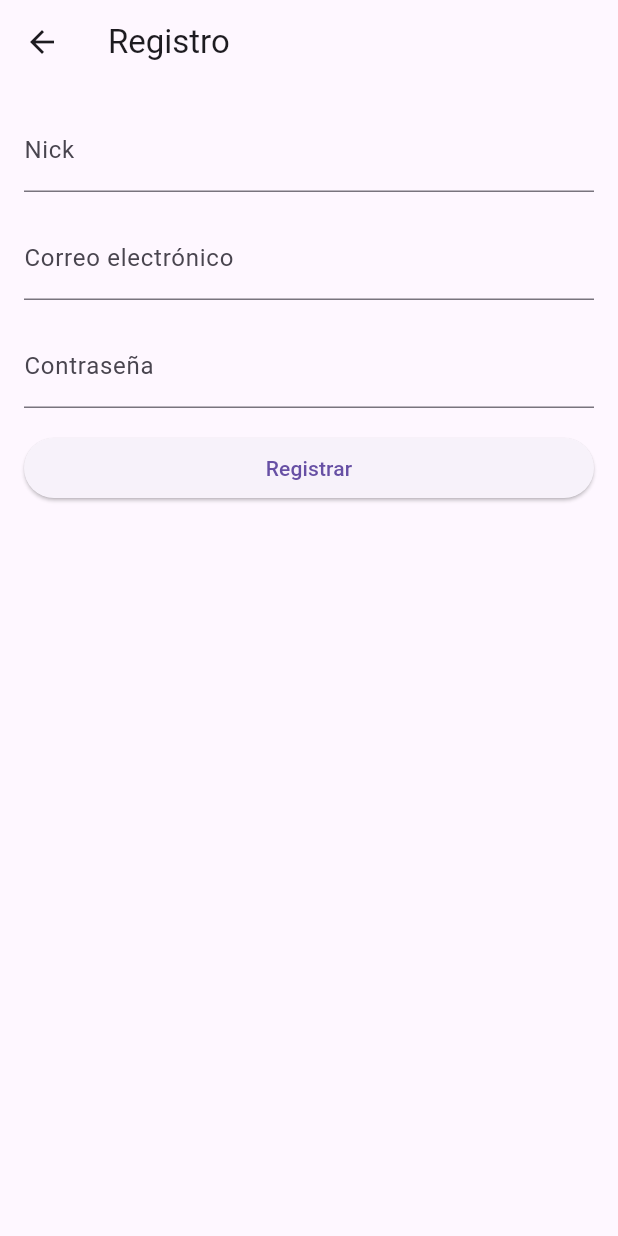
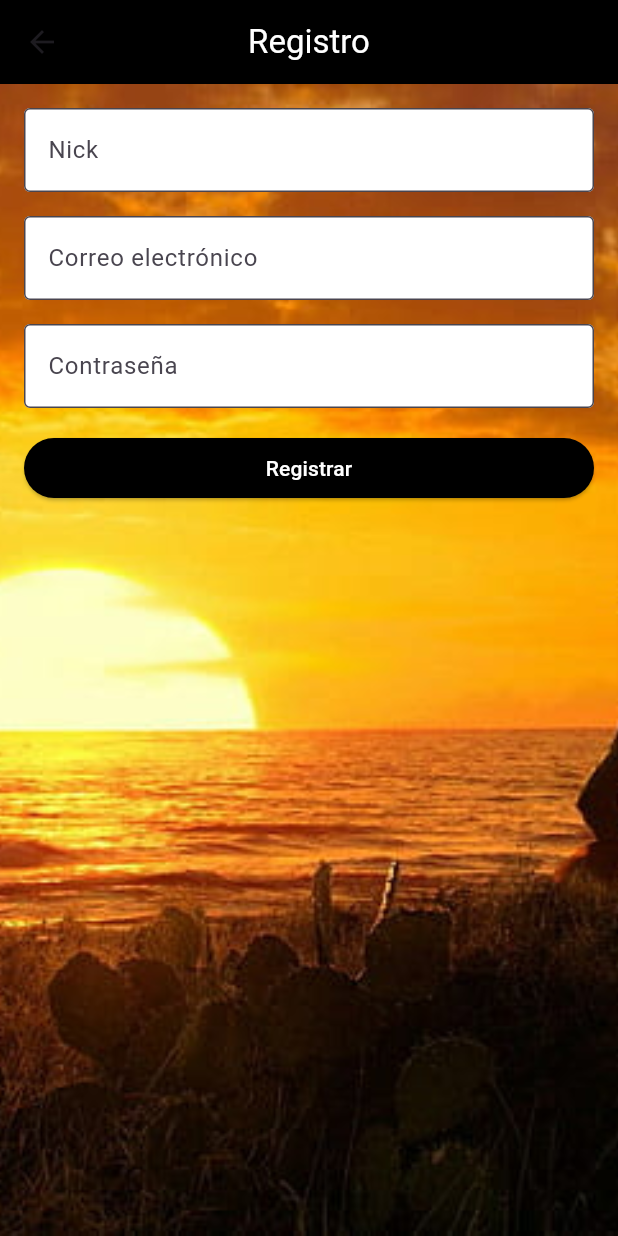
Before and after one commit to EmmanuelSalcido/anime_app, a Flutter app: the screen it shows after launch, after a tap on "¿No tienes cuenta? Regístrate", on a phone screen of 412 x 824 dp. Run offline on Flutter 3.47's test engine with Material 3 defaults, Android fonts, the phone set to English and light mode, and no system bars; our stand-ins replace cached_network_image, cloud_firestore, firebase_auth, firebase_core, just_audio, material_design_icons_flutter and 1 more; missing offline and left inert: translator; accounts and stored records are empty; network calls fail.

Commit message:
1.3.1 diseño login y detalles

```diff
--- a/lib/screen/Login_Screens/login.dart
+++ b/lib/screen/Login_Screens/login.dart
@@ -1,7 +1,7 @@
+import 'package:flutter/material.dart';
 import 'package:anime_app/screen/Login_Screens/recuperacion.dart';
 import 'package:anime_app/screen/Login_Screens/registrar.dart';
 import 'package:anime_app/screen/home_screen.dart';
-import 'package:flutter/material.dart';
 import 'package:anime_app/providers/auth_provider.dart' as MyAppAuthProvider;
 import 'package:provider/provider.dart';
 import 'package:firebase_auth/firebase_auth.dart';
@@ -14,42 +14,61 @@ class LoginScreen extends StatelessWidget {
   Widget build(BuildContext context) {
     return Scaffold(
       appBar: AppBar(
-        title: Text('Login'),
+        title: Text('Inicio de Sesión', style: TextStyle(color: Colors.white)),
+        centerTitle: true,
+        elevation: 0, // No shadow
+        backgroundColor: Colors.black, // Fondo negro
       ),
-      body: Padding(
+      body: Stack(
+        children: [
+          Image.asset(
+            'assets/goku.jpg', // Reemplaza con la ruta correcta de tu imagen de fondo
+            height: MediaQuery.of(context).size.height,
+            width: MediaQuery.of(context).size.width,
+            fit: BoxFit.cover,
+          ),
+          SingleChildScrollView(
+            child: Padding(
               padding: const EdgeInsets.all(16.0),
               child: Column(
                 crossAxisAlignment: CrossAxisAlignment.stretch,
                 children: [
+                  SizedBox(height: 100),
                   TextField(
                     controller: _emailController,
-              decoration: InputDecoration(labelText: 'Correo electrónico'),
+                    decoration: InputDecoration(
+                      labelText: 'Correo electrónico',
+                      border: OutlineInputBorder(),
+                      filled: true,
+                      fillColor: Colors.white,
+                    ),
                   ),
                   SizedBox(height: 16.0),
                   TextField(
                     controller: _passwordController,
                     obscureText: true,
-              decoration: InputDecoration(labelText: 'Contraseña'),
+                    decoration: InputDecoration(
+                      labelText: 'Contraseña',
+                      border: OutlineInputBorder(),
+                      filled: true,
+                      fillColor: Colors.white,
+                    ),
                   ),
                   SizedBox(height: 16.0),
                   ElevatedButton(
                     onPressed: () async {
                       try {
-                  await Provider.of<MyAppAuthProvider.AuthProvider>(context, listen: false)
-                      .login(
+                        await Provider.of<MyAppAuthProvider.AuthProvider>(context, listen: false).login(
                           _emailController.text,
                           _passwordController.text,
                         );
 
-
                         if (Provider.of<MyAppAuthProvider.AuthProvider>(context, listen: false).isAuthenticated) {
-
                           ScaffoldMessenger.of(context).showSnackBar(
                             SnackBar(
                               content: Text('Inicio de sesión exitoso'),
                             ),
                           );
-
 
                           Navigator.of(context).pushReplacement(
                             MaterialPageRoute(
@@ -57,24 +76,19 @@ class LoginScreen extends StatelessWidget {
                             ),
                           );
                         } else {
-
                           ScaffoldMessenger.of(context).showSnackBar(
                             SnackBar(
-                        content: Text('inválido, vuelve a intentarlo :v'),
+                              content: Text('Credenciales inválidas, vuelve a intentarlo.'),
                             ),
                           );
                         }
                       } on FirebaseAuthException catch (e) {
-
-
                         ScaffoldMessenger.of(context).showSnackBar(
                           SnackBar(
                             content: Text('Error durante el inicio de sesión: ${e.message}'),
                           ),
                         );
                       } catch (e) {
-
-
                         ScaffoldMessenger.of(context).showSnackBar(
                           SnackBar(
                             content: Text('Error durante el inicio de sesión: $e'),
@@ -82,32 +96,57 @@ class LoginScreen extends StatelessWidget {
                         );
                       }
                     },
-              child: Text('Iniciar sesión'),
+                    style: ElevatedButton.styleFrom(
+                      primary: Colors.black, // Color del botón negro
+                      onPrimary: Colors.white, // Texto blanco
+                    ),
+                    child: Text('Iniciar Sesión'),
                   ),
                   SizedBox(height: 16.0),
                   TextButton(
                     onPressed: () {
-
                       Navigator.push(
                         context,
                         MaterialPageRoute(builder: (context) => RegisterScreen()),
                       );
                     },
-              child: Text('¿No tienes cuenta? Regístrate'),
+                    child: ShaderMask(
+                      shaderCallback: (Rect bounds) {
+                        return LinearGradient(
+                          colors: [Colors.purpleAccent, Colors.cyan],
+                        ).createShader(bounds);
+                      },
+                      child: Text(
+                        '¿No tienes cuenta? Regístrate',
+                        style: TextStyle(color: Colors.white, fontSize: 16),
+                      ),
+                    ),
                   ),
                   TextButton(
                     onPressed: () {
-
                       Navigator.push(
                         context,
                         MaterialPageRoute(builder: (context) => ForgotPasswordScreen()),
                       );
                     },
-              child: Text('¿Olvidaste tu contraseña?'),
+                    child: ShaderMask(
+                      shaderCallback: (Rect bounds) {
+                        return LinearGradient(
+                          colors: [Colors.purpleAccent, Colors.cyan],
+                        ).createShader(bounds);
+                      },
+                      child: Text(
+                        '¿Olvidaste tu contraseña?',
+                        style: TextStyle(color: Colors.white, fontSize: 16),
+                      ),
+                    ),
                   ),
                 ],
               ),
             ),
+          ),
+        ],
+      ),
     );
   }
 }
--- a/lib/screen/Login_Screens/registrar.dart
+++ b/lib/screen/Login_Screens/registrar.dart
@@ -1,4 +1,3 @@
-
 import 'package:anime_app/screen/Login_Screens/login.dart';
 import 'package:flutter/material.dart';
 import 'package:anime_app/providers/auth_provider.dart' as MyAppAuthProvider;
@@ -19,40 +18,64 @@ class _RegisterScreenState extends State<RegisterScreen> {
   Widget build(BuildContext context) {
     return Scaffold(
       appBar: AppBar(
-        title: Text('Registro'),
+        title: Text('Registro', style: TextStyle(color: Colors.white)),
+        centerTitle: true,
+        elevation: 0,
+        backgroundColor: Colors.black,
       ),
-      body: Padding(
+      body: Stack(
+        children: [
+          Image.asset(
+            'assets/goku.jpg', // Reemplaza con la ruta correcta de tu imagen de fondo
+            height: MediaQuery.of(context).size.height,
+            width: MediaQuery.of(context).size.width,
+            fit: BoxFit.cover,
+          ),
+          Padding(
             padding: const EdgeInsets.all(16.0),
             child: Column(
               crossAxisAlignment: CrossAxisAlignment.stretch,
               children: [
                 TextField(
                   controller: _nickController,
-              decoration: InputDecoration(labelText: 'Nick'),
+                  decoration: InputDecoration(
+                    labelText: 'Nick',
+                    border: OutlineInputBorder(),
+                    filled: true,
+                    fillColor: Colors.white,
+                  ),
                 ),
                 SizedBox(height: 16.0),
                 TextField(
                   controller: _emailController,
-              decoration: InputDecoration(labelText: 'Correo electrónico'),
+                  decoration: InputDecoration(
+                    labelText: 'Correo electrónico',
+                    border: OutlineInputBorder(),
+                    filled: true,
+                    fillColor: Colors.white,
+                  ),
                 ),
                 SizedBox(height: 16.0),
                 TextField(
                   controller: _passwordController,
                   obscureText: true,
-              decoration: InputDecoration(labelText: 'Contraseña'),
+                  decoration: InputDecoration(
+                    labelText: 'Contraseña',
+                    border: OutlineInputBorder(),
+                    filled: true,
+                    fillColor: Colors.white,
+                  ),
                 ),
                 SizedBox(height: 16.0),
                 ElevatedButton(
                   onPressed: () async {
                     try {
-                  await Provider.of<MyAppAuthProvider.AuthProvider>(context, listen: false)
-                      .register(
+                      await Provider.of<MyAppAuthProvider.AuthProvider>(context, listen: false).register(
                         context,
                         _nickController.text,
                         _emailController.text,
                         _passwordController.text,
                       );
-
 
                       Navigator.of(context).pushReplacement(
                         MaterialPageRoute(
@@ -60,14 +83,12 @@ class _RegisterScreenState extends State<RegisterScreen> {
                         ),
                       );
                     } on FirebaseAuthException catch (e) {
-
                       ScaffoldMessenger.of(context).showSnackBar(
                         SnackBar(
                           content: Text('Error durante el registro: ${e.message}'),
                         ),
                       );
                     } catch (e) {
-
                       ScaffoldMessenger.of(context).showSnackBar(
                         SnackBar(
                           content: Text('Error durante el registro: $e'),
@@ -75,11 +96,17 @@ class _RegisterScreenState extends State<RegisterScreen> {
                       );
                     }
                   },
+                  style: ElevatedButton.styleFrom(
+                    primary: Colors.black,
+                    onPrimary: Colors.white,
+                  ),
                   child: Text('Registrar'),
                 ),
               ],
             ),
           ),
+        ],
+      ),
     );
   }
 }
--- a/pubspec.yaml
+++ b/pubspec.yaml
@@ -28,6 +28,7 @@ dependencies:
   cloud_firestore: ^4.13.2
   equatable: ^2.0.5
   flutter_bloc: ^8.1.3
+  google_fonts: ^4.0.4
 
 flutter:
   uses-material-design: true # Agregamos esta línea
```
Also changed, not shown: lib/screen/Login_Screens/recuperacion.dart (+29 -6 lines), lib/screen/goku_screen.dart (+72 -39 lines), pubspec.lock. Lines whose indentation alone changed are shown as unchanged.
